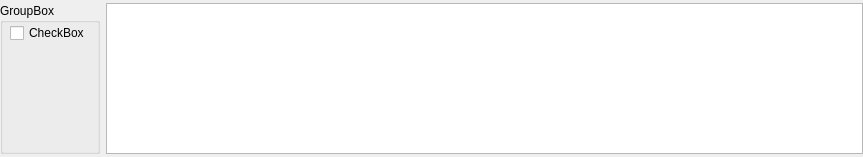
Above: PropRow.ui from daemonangel/Ditaform before the change. Below: the same form after it.
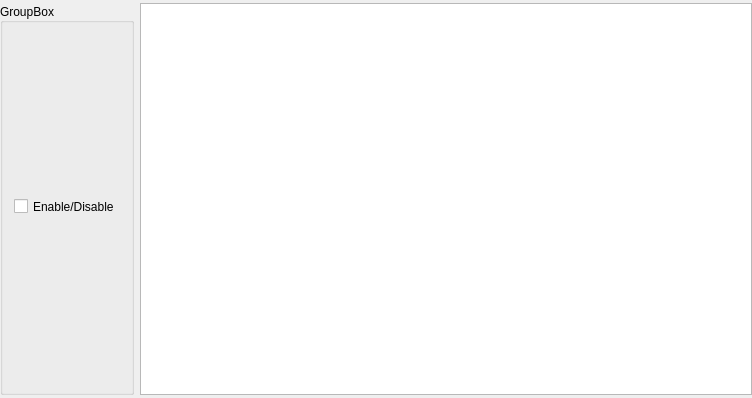
That is the form after the change.

The edit to the form file:
```diff
--- a/PropRow.ui
+++ b/PropRow.ui
@@ -6,8 +6,8 @@
    <rect>
     <x>0</x>
     <y>0</y>
-    <width>863</width>
-    <height>157</height>
+    <width>752</width>
+    <height>398</height>
    </rect>
   </property>
   <property name="windowTitle">
@@ -50,15 +50,18 @@
      <property name="title">
       <string>GroupBox</string>
      </property>
+     <property name="alignment">
+      <set>Qt::AlignLeading|Qt::AlignLeft|Qt::AlignVCenter</set>
+     </property>
+     <layout class="QVBoxLayout" name="verticalLayout">
+      <property name="sizeConstraint">
+       <enum>QLayout::SetDefaultConstraint</enum>
+      </property>
+      <property name="topMargin">
+       <number>9</number>
+      </property>
+      <item>
      <widget class="QCheckBox" name="propRow_check">
-      <property name="geometry">
-       <rect>
-        <x>10</x>
-        <y>20</y>
-        <width>76</width>
-        <height>20</height>
-       </rect>
-      </property>
       <property name="sizePolicy">
        <sizepolicy hsizetype="Expanding" vsizetype="Expanding">
         <horstretch>0</horstretch>
@@ -66,9 +69,11 @@
        </sizepolicy>
       </property>
       <property name="text">
-       <string>CheckBox</string>
-      </property>
-     </widget>
+         <string>Enable/Disable</string>
+        </property>
+       </widget>
+      </item>
+     </layout>
     </widget>
    </item>
   </layout>
```
Lines whose indentation alone changed are shown as unchanged.
